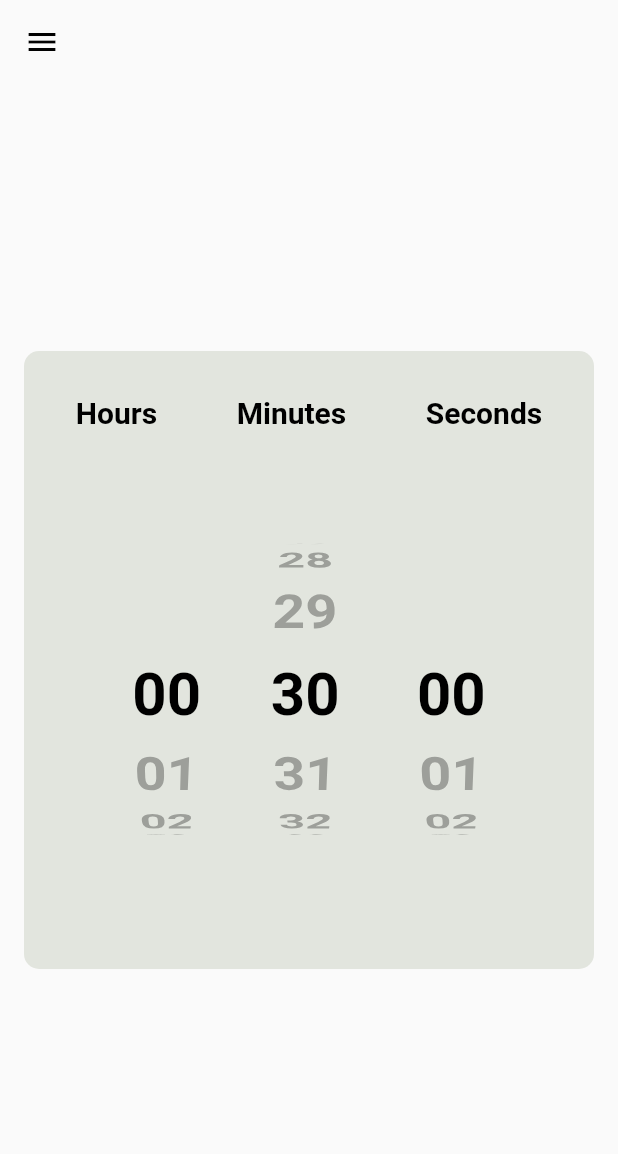
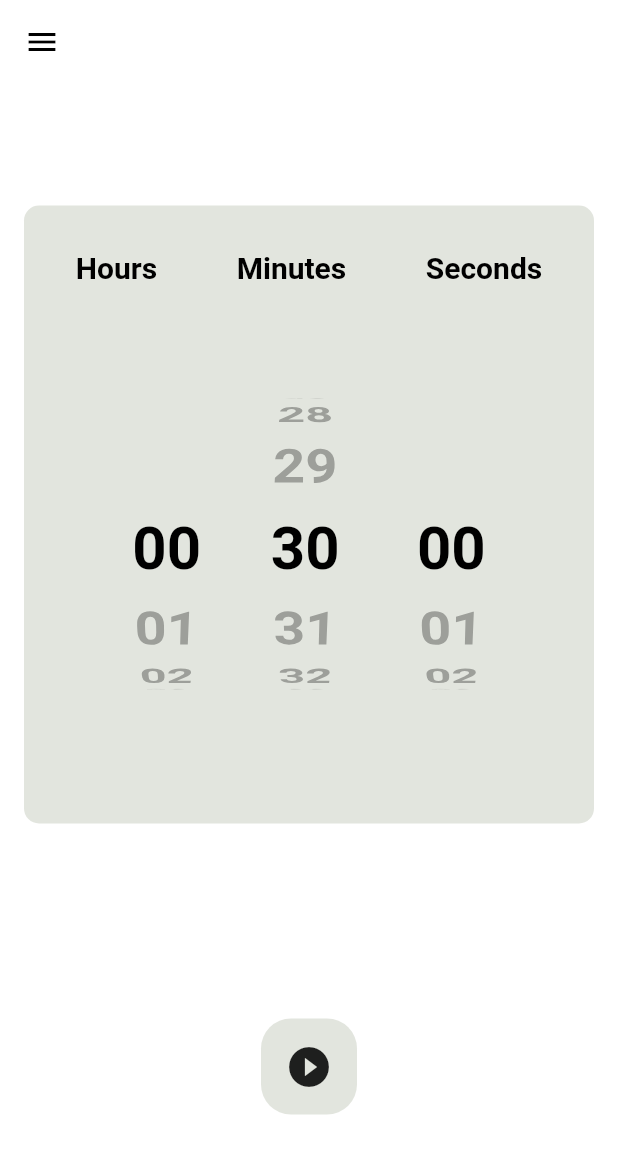
Before and after one commit to denosg/timer_siemens, a Flutter app: the TimerScreen screen opened by its route, on a phone screen of 412 x 824 dp. Shown: the top 1154 px of the screen. Run offline on Flutter 3.47's test engine with Material 2 defaults, Android fonts, the phone set to English and light mode, and no system bars; our stand-ins replace flutter_riverpod.

Commit message:
changes to drawer, added timer button, improvements overall

```diff
--- a/lib/providers/timer_provider.dart
+++ b/lib/providers/timer_provider.dart
@@ -2,13 +2,40 @@ import 'dart:async';
 
 import 'package:flutter_riverpod/flutter_riverpod.dart';
 
+final countdownProvider =
+    StateNotifierProvider<CountdownNotifier, CountdownState>(
+        (ref) => CountdownNotifier());
+
 class CountdownNotifier extends StateNotifier<CountdownState> {
-  CountdownNotifier(super.state);
+  CountdownNotifier() : super(CountdownState());
   Timer? _timer;
+
+  // set the seconds for the coundtown
+  void setSeconds(int seconds) {
+    String showSec = (seconds >= 10) ? "$seconds" : "0$seconds";
+    state.copyWith(seconds: seconds, displaySec: showSec);
+  }
+
+  // set the minutes for the coundtown
+  void setMinutes(int minutes) {
+    String showMinutes = (minutes >= 10) ? "$minutes" : "0$minutes";
+    state.copyWith(seconds: minutes, displaySec: showMinutes);
+  }
+
+  // set the hours for the coundtown
+  void setHours(int hours) {
+    String showHours = (hours >= 10) ? "$hours" : "0$hours";
+    state.copyWith(seconds: hours, displaySec: showHours);
+  }
 
   // start countdown function ->
   void startCountdown() {
     if (state.started) return;
+
+    if (state.seconds < 0) {
+      _timer!.cancel();
+      return;
+    }
 
     state = state.copyWith(started: true);
     _timer = Timer.periodic(const Duration(seconds: 1), (_) {
@@ -43,13 +70,13 @@ class CountdownNotifier extends StateNotifier<CountdownState> {
     });
   }
 
-  // stop timer function ->
+  // stop countdown function ->
   void stopCountdown() {
     _timer?.cancel();
     state = state.copyWith(started: false);
   }
 
-  // reset timer function ->
+  // reset countdown function ->
   void resetCountdown() {
     _timer?.cancel();
     state = CountdownState();
@@ -70,7 +97,7 @@ class CountdownState {
     this.minutes = 30,
     this.hours = 0,
     this.displaySec = '00',
-    this.displayMin = '30',
+    this.displayMin = '00',
     this.displayHour = '00',
     this.started = false,
   });
--- a/lib/screens/stopwatch_screen.dart
+++ b/lib/screens/stopwatch_screen.dart
@@ -13,7 +13,7 @@ class StopWatchScreen extends ConsumerWidget {
 
   @override
   Widget build(BuildContext context, WidgetRef ref) {
-    final timerState = ref.watch(stopwatchProvider);
+    final stopwatchState = ref.watch(stopwatchProvider);
 
     final double height = MediaQuery.of(context).size.height;
     final double width = MediaQuery.of(context).size.width;
@@ -50,7 +50,7 @@ class StopWatchScreen extends ConsumerWidget {
               // Stopwatch seconds
               Center(
                 child: Text(
-                  '${timerState.displayHour}:${timerState.displayMin}:${timerState.displaySec}',
+                  '${stopwatchState.displayHour}:${stopwatchState.displayMin}:${stopwatchState.displaySec}',
                   style: TextStyle(
                     color: colors.secondary,
                     fontSize: 80,
@@ -67,8 +67,8 @@ class StopWatchScreen extends ConsumerWidget {
                 ),
                 child: ListView.builder(
                   itemBuilder: (context, index) =>
-                      LapWidget(time: timerState.laps[index], index: index),
-                  itemCount: timerState.laps.length,
+                      LapWidget(time: stopwatchState.laps[index], index: index),
+                  itemCount: stopwatchState.laps.length,
                 ),
               ),
               // buttons area for using the timer ->
@@ -78,9 +78,9 @@ class StopWatchScreen extends ConsumerWidget {
                 children: [
                   // start button ->
                   LogicButton(
-                    text: timerState.started ? 'stop' : 'start',
+                    text: stopwatchState.started ? 'stop' : 'start',
                     callBackFunc: () {
-                      if (timerState.started) {
+                      if (stopwatchState.started) {
                         ref.read(stopwatchProvider.notifier).stopTimer();
                       } else {
                         ref.read(stopwatchProvider.notifier).startTimer();
--- a/lib/screens/timer_screen.dart
+++ b/lib/screens/timer_screen.dart
@@ -1,36 +1,19 @@
 import 'package:flutter/material.dart';
 import 'package:flutter_riverpod/flutter_riverpod.dart';
-import 'package:timer_siemens/widgets/timer/minutes_widget.dart';
-import 'package:timer_siemens/widgets/timer/seconds_widget.dart';
+import 'package:timer_siemens/widgets/timer/choose_timer.dart';
 
+import '../providers/timer_provider.dart';
 import '../widgets/custom_drawer.dart';
-import '../widgets/timer/hours_widget.dart';
+import '../widgets/timer/timer_button.dart';
 
-class TimerScreen extends ConsumerStatefulWidget {
+class TimerScreen extends ConsumerWidget {
   static const routeName = 'timer-screen';
   const TimerScreen({super.key});
 
   @override
-  TimerScreenState createState() => TimerScreenState();
-}
+  Widget build(BuildContext context, WidgetRef ref) {
+    final timerState = ref.watch(countdownProvider);
 
-class TimerScreenState extends ConsumerState<TimerScreen> {
-  late FixedExtentScrollController _secondsController;
-  late FixedExtentScrollController _minutesController;
-  late FixedExtentScrollController _hoursController;
-
-  @override
-  void initState() {
-    super.initState();
-
-    _secondsController = FixedExtentScrollController(initialItem: 0);
-    _minutesController = FixedExtentScrollController(initialItem: 30);
-    _hoursController = FixedExtentScrollController(initialItem: 0);
-  }
-
-  @override
-  Widget build(BuildContext context) {
-    final width = MediaQuery.of(context).size.width;
     final height = MediaQuery.of(context).size.height;
 
     final ColorScheme colors = Theme.of(context).colorScheme;
@@ -41,129 +24,25 @@ class TimerScreenState extends ConsumerState<TimerScreen> {
         elevation: 0,
         iconTheme: IconThemeData(color: colors.secondary),
       ),
+      backgroundColor: colors.primary,
       drawer: const CustomDrawer(),
       body: Padding(
         padding: const EdgeInsets.all(16),
-        child: Center(
-          child: Container(
+        child: Column(
+          mainAxisAlignment: MainAxisAlignment.spaceAround,
+          crossAxisAlignment: CrossAxisAlignment.center,
+          children: [
+            Container(
               decoration: BoxDecoration(
                 borderRadius: BorderRadius.circular(10),
                 color: colors.tertiary,
               ),
               height: height * 0.5,
-            child: Column(
-              mainAxisAlignment: MainAxisAlignment.center,
-              children: [
-                // row to SHOW TEXT hours / minutes / seconds
-                Padding(
-                  padding: const EdgeInsets.all(8.0),
-                  child: Row(
-                    mainAxisAlignment: MainAxisAlignment.spaceAround,
-                    children: [
-                      Text(
-                        'Hours',
-                        style: TextStyle(
-                          fontSize: 20,
-                          color: colors.secondary,
-                          fontWeight: FontWeight.bold,
+              child: const ChooseTimer(),
             ),
-                      ),
-                      Text(
-                        'Minutes',
-                        style: TextStyle(
-                          fontSize: 20,
-                          color: colors.secondary,
-                          fontWeight: FontWeight.bold,
-                        ),
-                      ),
-                      Text(
-                        'Seconds',
-                        style: TextStyle(
-                          fontSize: 20,
-                          color: colors.secondary,
-                          fontWeight: FontWeight.bold,
-                        ),
-                      ),
+            // buttons for timer
+            TimerButton(),
           ],
-                  ),
-                ),
-
-                // row for hours / minutes / seconds
-                Row(
-                  mainAxisAlignment: MainAxisAlignment.center,
-                  children: [
-                    // hours wheel
-                    SizedBox(
-                      height: height * 0.4,
-                      width: width * 0.2,
-                      child: ListWheelScrollView.useDelegate(
-                        controller: _hoursController,
-                        itemExtent: 50,
-                        perspective: 0.008,
-                        diameterRatio: 1.2,
-                        overAndUnderCenterOpacity: 0.3,
-                        physics: const FixedExtentScrollPhysics(),
-                        childDelegate: ListWheelChildBuilderDelegate(
-                          childCount: 24,
-                          builder: (context, index) {
-                            return HoursWidget(hours: index);
-                          },
-                        ),
-                      ),
-                    ),
-
-                    const SizedBox(
-                      width: 10,
-                    ),
-
-                    // minutes wheel
-                    SizedBox(
-                      height: height * 0.4,
-                      width: width * 0.2,
-                      child: ListWheelScrollView.useDelegate(
-                        controller: _minutesController,
-                        itemExtent: 50,
-                        perspective: 0.008,
-                        diameterRatio: 1.2,
-                        overAndUnderCenterOpacity: 0.3,
-                        physics: const FixedExtentScrollPhysics(),
-                        childDelegate: ListWheelChildBuilderDelegate(
-                          childCount: 60,
-                          builder: (context, index) {
-                            return MinuntesWidget(minutes: index);
-                          },
-                        ),
-                      ),
-                    ),
-
-                    const SizedBox(
-                      width: 15,
-                    ),
-
-                    //seconds wheel
-                    SizedBox(
-                      height: height * 0.4,
-                      width: width * 0.2,
-                      child: ListWheelScrollView.useDelegate(
-                        controller: _secondsController,
-                        itemExtent: 50,
-                        perspective: 0.008,
-                        diameterRatio: 1.2,
-                        overAndUnderCenterOpacity: 0.3,
-                        physics: const FixedExtentScrollPhysics(),
-                        childDelegate: ListWheelChildBuilderDelegate(
-                          childCount: 60,
-                          builder: (context, index) {
-                            return SecondsWidget(seconds: index);
-                          },
-                        ),
-                      ),
-                    ),
-                  ],
-                ),
-              ],
-            ),
-          ),
         ),
       ),
     );
--- a/lib/widgets/custom_drawer.dart
+++ b/lib/widgets/custom_drawer.dart
@@ -10,6 +10,7 @@ class CustomDrawer extends StatelessWidget {
     final ColorScheme colors = Theme.of(context).colorScheme;
 
     return Drawer(
+      backgroundColor: colors.tertiary,
       shape: RoundedRectangleBorder(
           borderRadius: BorderRadiusDirectional.circular(10)),
       child: Column(
--- /dev/null
+++ b/lib/widgets/timer/choose_timer.dart
@@ -0,0 +1,149 @@
+import 'package:flutter_riverpod/flutter_riverpod.dart';
+import 'package:flutter/material.dart';
+import 'package:timer_siemens/widgets/timer/seconds_widget.dart';
+
+import 'hours_widget.dart';
+import 'minutes_widget.dart';
+
+class ChooseTimer extends ConsumerStatefulWidget {
+  const ChooseTimer({super.key});
+
+  @override
+  ChooseTimerState createState() => ChooseTimerState();
+}
+
+class ChooseTimerState extends ConsumerState<ChooseTimer> {
+  late FixedExtentScrollController _secondsController;
+  late FixedExtentScrollController _minutesController;
+  late FixedExtentScrollController _hoursController;
+
+  @override
+  void initState() {
+    super.initState();
+
+    _secondsController = FixedExtentScrollController(initialItem: 0);
+    _minutesController = FixedExtentScrollController(initialItem: 30);
+    _hoursController = FixedExtentScrollController(initialItem: 0);
+  }
+
+  @override
+  Widget build(BuildContext context) {
+    final width = MediaQuery.of(context).size.width;
+    final height = MediaQuery.of(context).size.height;
+
+    final ColorScheme colors = Theme.of(context).colorScheme;
+
+    return Column(
+      mainAxisAlignment: MainAxisAlignment.center,
+      children: [
+        // row to SHOW TEXT hours / minutes / seconds
+        Padding(
+          padding: const EdgeInsets.all(8.0),
+          child: Row(
+            mainAxisAlignment: MainAxisAlignment.spaceAround,
+            children: [
+              Text(
+                'Hours',
+                style: TextStyle(
+                  fontSize: 20,
+                  color: colors.secondary,
+                  fontWeight: FontWeight.bold,
+                ),
+              ),
+              Text(
+                'Minutes',
+                style: TextStyle(
+                  fontSize: 20,
+                  color: colors.secondary,
+                  fontWeight: FontWeight.bold,
+                ),
+              ),
+              Text(
+                'Seconds',
+                style: TextStyle(
+                  fontSize: 20,
+                  color: colors.secondary,
+                  fontWeight: FontWeight.bold,
+                ),
+              ),
+            ],
+          ),
+        ),
+
+        // row for hours / minutes / seconds
+        Row(
+          mainAxisAlignment: MainAxisAlignment.center,
+          children: [
+            // hours wheel
+            SizedBox(
+              height: height * 0.4,
+              width: width * 0.2,
+              child: ListWheelScrollView.useDelegate(
+                controller: _hoursController,
+                itemExtent: 50,
+                perspective: 0.008,
+                diameterRatio: 1.2,
+                overAndUnderCenterOpacity: 0.3,
+                physics: const FixedExtentScrollPhysics(),
+                childDelegate: ListWheelChildBuilderDelegate(
+                  childCount: 24,
+                  builder: (context, index) {
+                    return HoursWidget(hours: index);
+                  },
+                ),
+              ),
+            ),
+
+            const SizedBox(
+              width: 10,
+            ),
+
+            // minutes wheel
+            SizedBox(
+              height: height * 0.4,
+              width: width * 0.2,
+              child: ListWheelScrollView.useDelegate(
+                controller: _minutesController,
+                itemExtent: 50,
+                perspective: 0.008,
+                diameterRatio: 1.2,
+                overAndUnderCenterOpacity: 0.3,
+                physics: const FixedExtentScrollPhysics(),
+                childDelegate: ListWheelChildBuilderDelegate(
+                  childCount: 60,
+                  builder: (context, index) {
+                    return MinuntesWidget(minutes: index);
+                  },
+                ),
+              ),
+            ),
+
+            const SizedBox(
+              width: 15,
+            ),
+
+            //seconds wheel
+            SizedBox(
+              height: height * 0.4,
+              width: width * 0.2,
+              child: ListWheelScrollView.useDelegate(
+                controller: _secondsController,
+                itemExtent: 50,
+                perspective: 0.008,
+                diameterRatio: 1.2,
+                overAndUnderCenterOpacity: 0.3,
+                physics: const FixedExtentScrollPhysics(),
+                childDelegate: ListWheelChildBuilderDelegate(
+                  childCount: 60,
+                  builder: (context, index) {
+                    return SecondsWidget(seconds: index);
+                  },
+                ),
+              ),
+            ),
+          ],
+        ),
+      ],
+    );
+  }
+}
--- /dev/null
+++ b/lib/widgets/timer/timer_button.dart
@@ -0,0 +1,62 @@
+import 'package:flutter/material.dart';
+import 'package:flutter_riverpod/flutter_riverpod.dart';
+
+import '../../providers/timer_provider.dart';
+
+class TimerButton extends ConsumerWidget {
+  const TimerButton({super.key});
+
+  @override
+  Widget build(BuildContext context, WidgetRef ref) {
+    final timerState = ref.watch(countdownProvider);
+
+    final ColorScheme colors = Theme.of(context).colorScheme;
+
+    final double width = MediaQuery.of(context).size.width;
+    return timerState.started
+        ? Row(
+            mainAxisAlignment: MainAxisAlignment.center,
+            children: [
+              // stop timer button
+              Container(
+                padding: const EdgeInsets.all(8),
+                decoration: BoxDecoration(
+                    borderRadius: BorderRadius.circular(20),
+                    color: colors.tertiary),
+                child: IconButton(
+                  // stop timer metod
+                  onPressed: () {},
+                  icon: const Icon(Icons.stop, size: 32),
+                ),
+              ),
+              SizedBox(width: width * 0.15),
+              // pause timer button
+              Container(
+                padding: const EdgeInsets.all(8),
+                decoration: BoxDecoration(
+                  borderRadius: BorderRadius.circular(20),
+                  color: colors.tertiary, // Set the desired background color
+                ),
+                child: IconButton(
+                  // pause timer metod
+                  onPressed: () {},
+                  icon: const Icon(Icons.pause, size: 32),
+                ),
+              ),
+            ],
+          )
+        // start timer button
+        : Container(
+            padding: const EdgeInsets.all(8),
+            decoration: BoxDecoration(
+              borderRadius: BorderRadius.circular(20),
+              color: colors.tertiary, // Set the desired background color
+            ),
+            child: IconButton(
+              // start timer metod
+              onPressed: () {},
+              icon: const Icon(Icons.play_circle_filled, size: 32),
+            ),
+          );
+  }
+}
```
Lines whose indentation alone changed are shown as unchanged.
